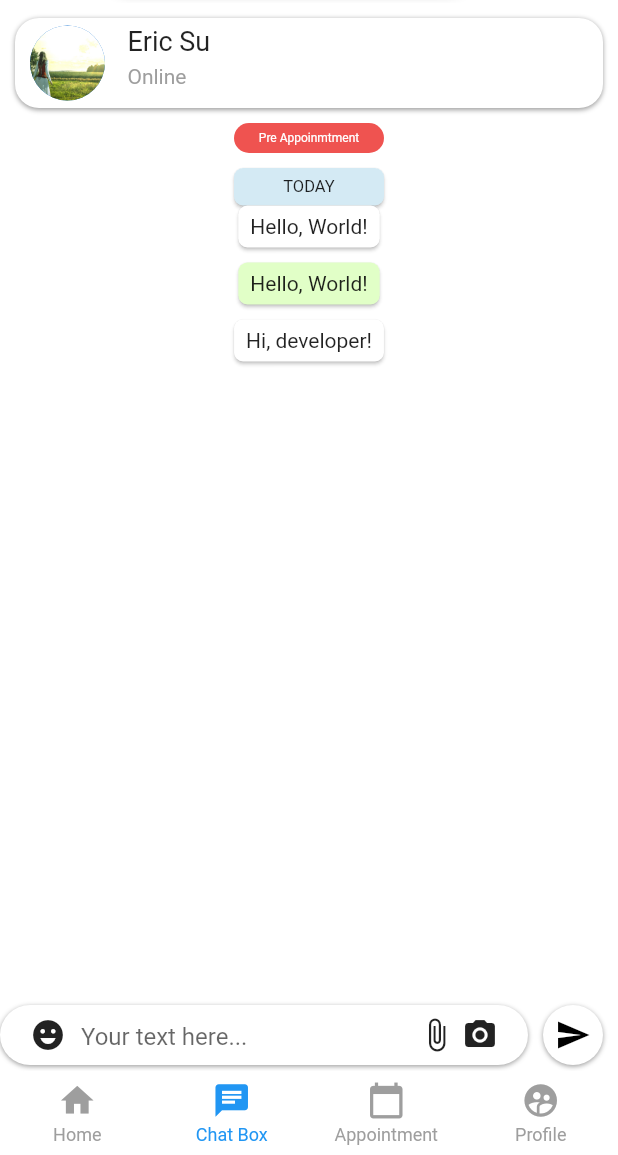
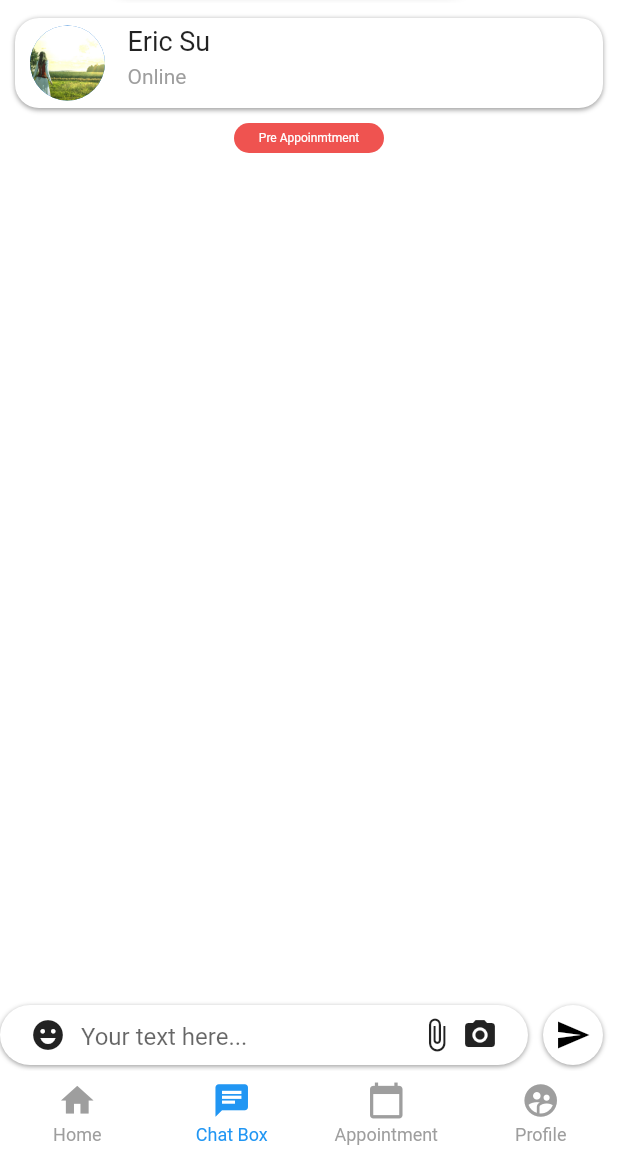
Before and after one commit to leo731121/Smile, a Flutter app: the RootPage screen opened directly, item 2 of the bottom bar chosen, on a phone screen of 412 x 824 dp, the part 81-1236 px from its top. Run offline on Flutter 3.47's test engine with Material 2 defaults, Android fonts, the phone set to English and light mode, and no system bars; drawn by our look-alikes of bubble, persistent_bottom_nav_bar; our stand-ins replace country_code_picker, device_preview, flutter_rating_bar, image_picker, sms_autofill; missing offline and left inert: flutter_rounded_date_picker, shrink_sidemenu.

Commit message:
ChatBox Completed

```diff
--- a/lib/BottomNavBar/Profile/components/widget/PaymentMethod/Successful/components/DentistProfile/dentistProfile.dart
+++ b/lib/BottomNavBar/Profile/components/widget/PaymentMethod/Successful/components/DentistProfile/dentistProfile.dart
@@ -1,12 +1,11 @@
 import 'package:flutter/material.dart';
-import 'package:smiles/models/dentistProfileMedia.dart';
 import 'package:smiles/widgets/simpleRichText.dart';
 
 import 'components/mediaDrProfile.dart';
 
 class DentistProfile extends StatelessWidget {
-  String doctorName = 'Amelia';
-  String aboutDescription =
+  final String doctorName = 'Amelia';
+  final String aboutDescription =
       'Lorem ipsum dolor sit amet, consectetur adipisimg elit.In egetas velit eget metus semper fringilla.';
 
   @override
--- a/lib/BottomNavBar/Profile/components/widget/PaymentMethod/Successful/components/Review/reviewForDoctor.dart
+++ b/lib/BottomNavBar/Profile/components/widget/PaymentMethod/Successful/components/Review/reviewForDoctor.dart
@@ -2,10 +2,9 @@ import 'package:flutter/material.dart';
 import 'package:flutter_rating_bar/flutter_rating_bar.dart';
 import 'package:smiles/BottomNavBar/Appointment/AppointmentDetails/components/submitButton.dart';
 import 'package:smiles/widgets/boldTextBlackColor.dart';
-import 'package:smiles/widgets/simpleRichText.dart';
 
 class FeedBack extends StatelessWidget {
-  String name = 'Eric Su',
+  final String name = 'Eric Su',
       date = '23 Nov',
       location = 'RYK,SadiqAbad',
       serviceoffer = 'Orthodontist';
--- a/lib/BottomNavBar/chat/chat.dart
+++ b/lib/BottomNavBar/chat/chat.dart
@@ -1,12 +1,11 @@
 import 'package:bubble/bubble.dart';
 import 'package:flutter/material.dart';
-import 'package:smiles/BottomNavBar/chat/components/messageSendingStye.dart';
 
 class ChatBox extends StatelessWidget {
   @override
   Widget build(BuildContext context) {
     String name = "Eric Su", status = 'Online';
-    var red = Colors.red;
+
     return Scaffold(
       backgroundColor: Colors.white,
       body: Padding(
@@ -151,35 +150,6 @@ class ChatBox extends StatelessWidget {
                       ),
                     ),
                   ),
-                  Column(
-                    children: [
-                      Center(
-                        child: Container(
-                          height: 25,
-                          width: 100,
-                          child: Bubble(
-                            color: Color.fromRGBO(212, 234, 244, 1.0),
-                            child: Text('TODAY',
-                                textAlign: TextAlign.center,
-                                style: TextStyle(fontSize: 11.0)),
-                          ),
-                        ),
-                      ),
-                      Bubble(
-                        child: Text('Hello, World!'),
-                      ),
-                      Bubble(
-                        margin: BubbleEdges.only(top: 10),
-                        color: Color.fromRGBO(225, 255, 199, 1.0),
-                        child:
-                            Text('Hello, World!', textAlign: TextAlign.right),
-                      ),
-                      Bubble(
-                        margin: BubbleEdges.only(top: 10),
-                        child: Text('Hi, developer!'),
-                      ),
-                    ],
-                  ),
                 ],
               ),
             )
--- a/lib/root/rootPage.dart
+++ b/lib/root/rootPage.dart
@@ -1,3 +1,4 @@
+import 'package:flutter/cupertino.dart';
 import 'package:flutter/material.dart';
 import 'package:persistent_bottom_nav_bar/persistent-tab-view.dart';
 import 'package:shrink_sidemenu/shrink_sidemenu.dart';
@@ -19,6 +20,7 @@ class RootPage extends StatefulWidget {
 class _RootPageState extends State<RootPage> {
   PersistentTabController _controller;
   bool _hideNavBar;
+  BuildContext context;
 
   @override
   void initState() {
@@ -56,7 +58,7 @@ class _RootPageState extends State<RootPage> {
         activeColorPrimary: Colors.blue,
         inactiveColorPrimary: Colors.grey,
         routeAndNavigatorSettings: RouteAndNavigatorSettings(
-          initialRoute: '/',
+          initialRoute: '/ChatBox',
           routes: {},
         ),
       ),
```
Also changed, not shown: lib/BottomNavBar/Home/home.dart (+15 -6 lines).
